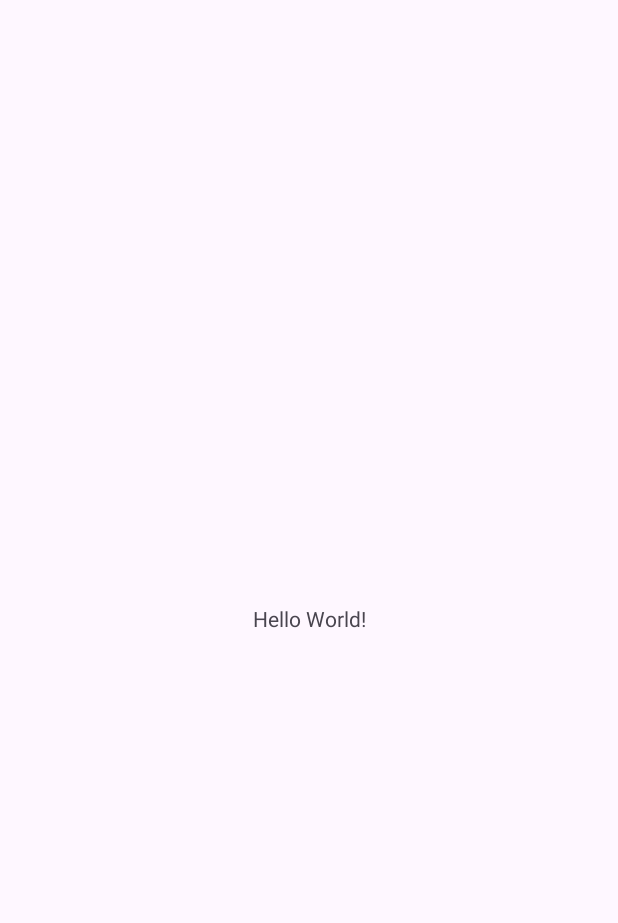
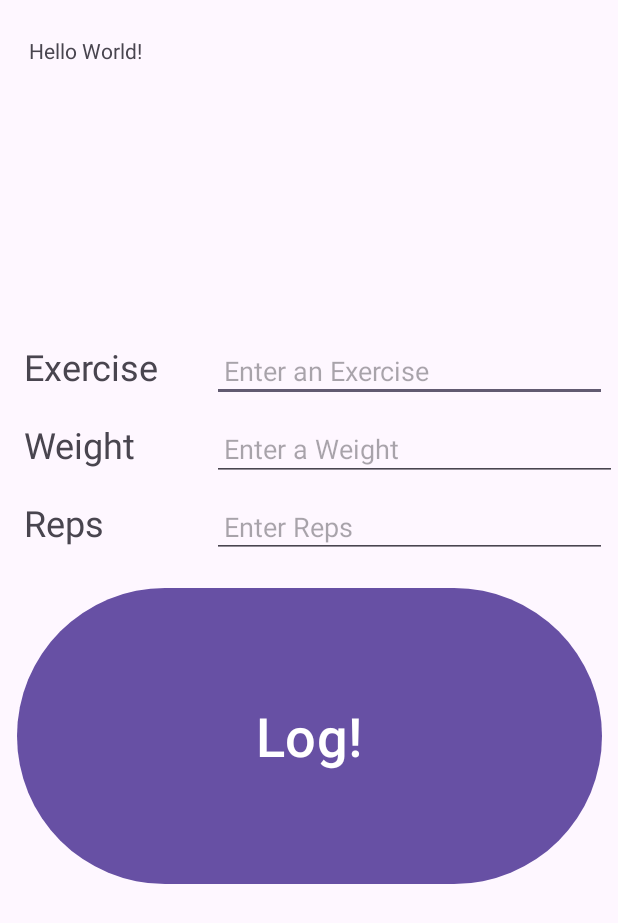
Before and after one commit to jjustinn53/GymLog, an Android app: the screen it shows after launch (MainActivity), on a phone screen of 412 x 824 dp. Before the commit the part shown is almost empty. Shown: the top 923 px of the screen. Run offline under Robolectric (Android 15) with nearby library versions, the phone set to English and light mode, and no system bars.

Commit message:
Created Logging Page

```diff
--- a/app/src/main/res/layout/activity_main.xml
+++ b/app/src/main/res/layout/activity_main.xml
@@ -8,12 +8,89 @@
     tools:context=".MainActivity">
 
     <TextView
-        android:layout_width="wrap_content"
-        android:layout_height="wrap_content"
+        android:id="@+id/logDisplayTextView"
+        android:layout_width="390dp"
+        android:layout_height="200dp"
+        android:layout_marginTop="16dip"
+        android:padding="8dp"
         android:text="Hello World!"
-        app:layout_constraintBottom_toBottomOf="parent"
         app:layout_constraintEnd_toEndOf="parent"
         app:layout_constraintStart_toStartOf="parent"
         app:layout_constraintTop_toTopOf="parent" />
 
+    <TextView
+        android:id="@+id/exerciseLabelTextView"
+        android:layout_width="117dp"
+        android:layout_height="44dp"
+        android:layout_marginStart="16dp"
+        android:layout_marginTop="12dp"
+        android:text="@string/exercise"
+        android:textSize="24sp"
+        app:layout_constraintStart_toStartOf="parent"
+        app:layout_constraintTop_toBottomOf="@id/logDisplayTextView" />
+
+    <EditText
+        android:id="@+id/exerciseInputEditText"
+        android:layout_width="263dp"
+        android:layout_height="41dp"
+        android:layout_marginStart="8dp"
+        android:hint="Enter an Exercise"
+        android:inputType="textAutoComplete"
+        android:padding="8dp"
+        app:layout_constraintBaseline_toBaselineOf="@+id/exerciseLabelTextView"
+        app:layout_constraintStart_toEndOf="@id/exerciseLabelTextView" />
+
+    <TextView
+        android:id="@+id/weightLabelTextView"
+        android:layout_width="117dp"
+        android:layout_height="44dp"
+        android:layout_marginStart="16dip"
+        android:layout_marginTop="8dp"
+        android:text="@string/weight"
+        android:textSize="24sp"
+        app:layout_constraintStart_toStartOf="parent"
+        app:layout_constraintTop_toBottomOf="@id/exerciseLabelTextView" />
+
+    <EditText
+        android:id="@+id/weightInputEditText"
+        android:layout_width="270dp"
+        android:layout_height="43dp"
+        android:layout_marginStart="8dp"
+        android:hint="@string/enter_a_weight"
+        android:inputType="number|numberDecimal"
+        android:padding="8dp"
+        app:layout_constraintBaseline_toBaselineOf="@+id/weightLabelTextView"
+        app:layout_constraintStart_toEndOf="@id/weightLabelTextView" />
+
+    <TextView
+        android:id="@+id/repLabelTextView"
+        android:layout_width="117dp"
+        android:layout_height="44dp"
+        android:layout_marginStart="16dip"
+        android:layout_marginTop="8dp"
+        android:text="@string/reps"
+        android:textSize="24sp"
+        app:layout_constraintStart_toStartOf="parent"
+        app:layout_constraintTop_toBottomOf="@id/weightLabelTextView" />
+
+    <EditText
+        android:id="@+id/repInputEditText"
+        android:layout_width="263dp"
+        android:layout_height="41dp"
+        android:layout_marginStart="8dp"
+        android:hint="@string/enter_reps"
+        android:inputType="number"
+        android:padding="8dp"
+        app:layout_constraintBaseline_toBaselineOf="@+id/repLabelTextView"
+        app:layout_constraintStart_toEndOf="@id/repLabelTextView" />
+
+    <Button
+        android:layout_width="390dp"
+        android:layout_height="205dp"
+        android:layout_marginTop="16dp"
+        android:text="@string/log"
+        android:textSize="36sp"
+        app:layout_constraintEnd_toEndOf="parent"
+        app:layout_constraintStart_toStartOf="parent"
+        app:layout_constraintTop_toBottomOf="@+id/repInputEditText" />
 </androidx.constraintlayout.widget.ConstraintLayout>
--- a/app/src/main/res/values/strings.xml
+++ b/app/src/main/res/values/strings.xml
@@ -1,3 +1,9 @@
 <resources>
     <string name="app_name">HW04_Gymlog_V3.0.0</string>
+    <string name="exercise">Exercise</string>
+    <string name="weight">Weight</string>
+    <string name="enter_a_weight">Enter a Weight</string>
+    <string name="enter_reps">Enter Reps</string>
+    <string name="reps">Reps</string>
+    <string name="log">Log!</string>
 </resources>
```
